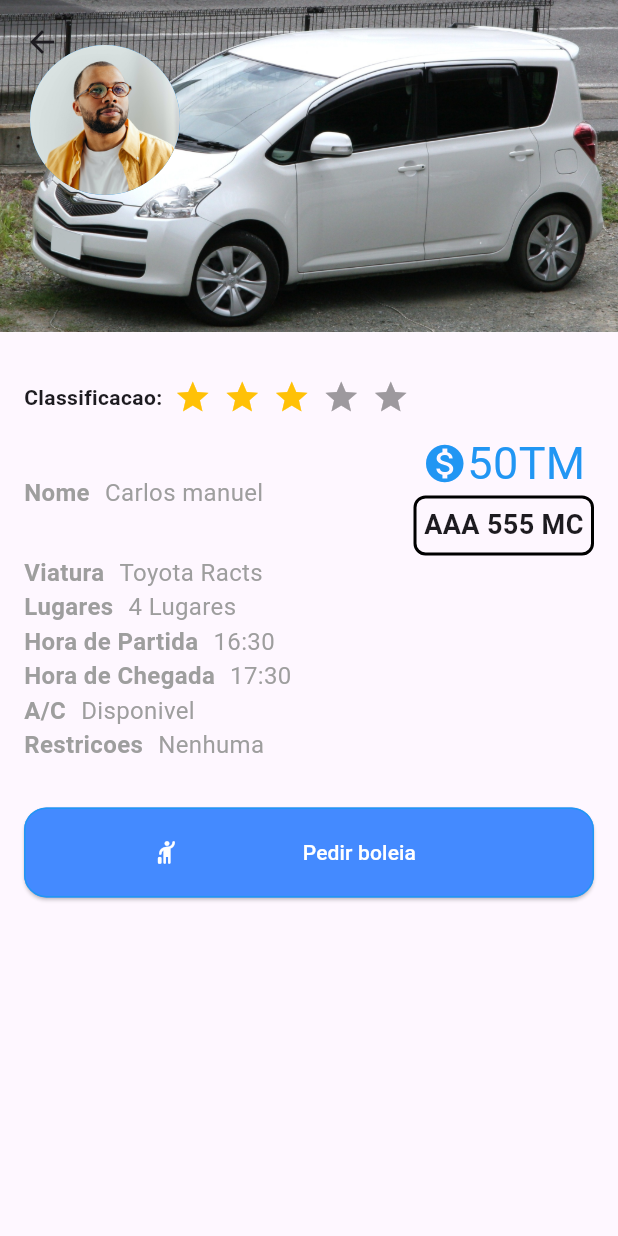
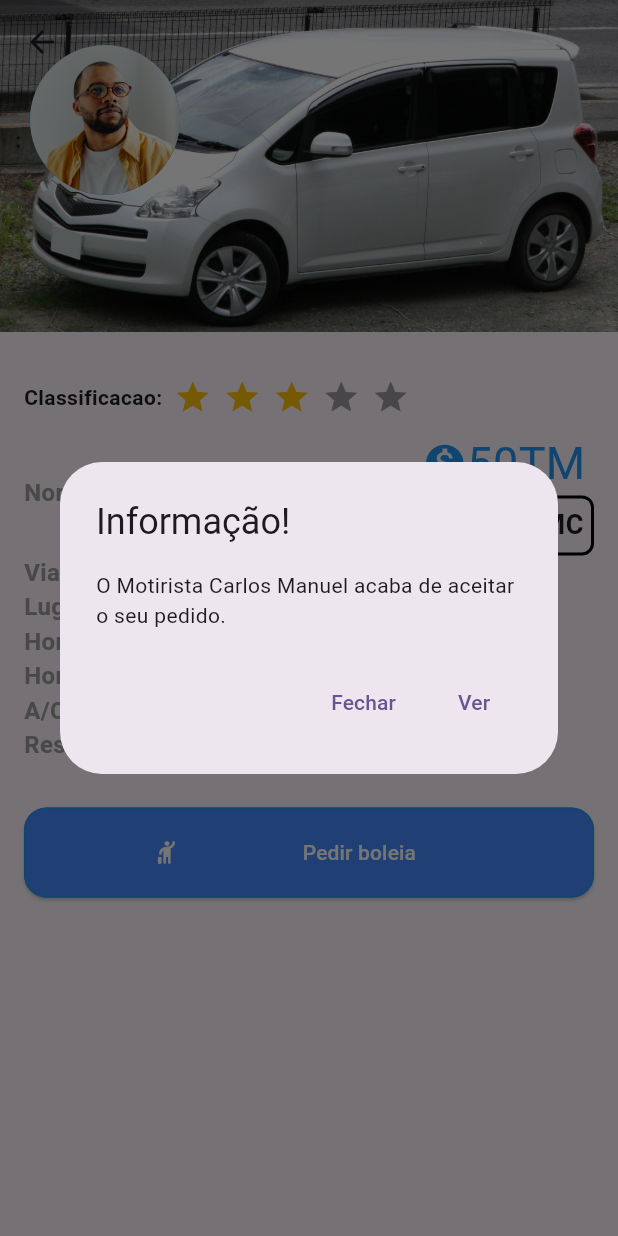
Before and after one commit to NelsonChad/boleia, a Flutter app: the DriverProfile screen opened directly, after a tap on "Pedir boleia", on a phone screen of 412 x 824 dp. Run offline on Flutter 3.47's test engine with Material 3 defaults, Android fonts, the phone set to English and light mode, and no system bars; drawn by our look-alikes of flutter_rating_bar; our stand-ins replace dropdown_button2.

Commit message:
add Travel view

```diff
--- a/lib/main.dart
+++ b/lib/main.dart
@@ -1,4 +1,5 @@
 import 'package:boleia_app/ui/views/login/login_view.dart';
+import 'package:boleia_app/ui/views/passagers/travel/travel.dart';
 import 'package:flutter/material.dart';
 
 void main() {
--- a/lib/ui/views/passagers/driver_profile/driver_profile.dart
+++ b/lib/ui/views/passagers/driver_profile/driver_profile.dart
@@ -1,5 +1,7 @@
+import 'package:boleia_app/ui/views/halpers/functions.dart';
 import 'package:boleia_app/ui/views/passagers/driver_profile/car_registration.dart';
 import 'package:boleia_app/ui/views/passagers/driver_profile/text_item.dart';
+import 'package:boleia_app/ui/views/passagers/travel/travel.dart';
 import 'package:boleia_app/ui/widgets/button.dart';
 import 'package:flutter/material.dart';
 import 'package:flutter_rating_bar/flutter_rating_bar.dart';
@@ -112,6 +114,7 @@ class _DriverProfileState extends State<DriverProfile> {
                   width: double.infinity,
                   onPressed: () {
                     //navegateReplaceTo(context, const DriversList());
+                    showAlertDialog(context);
                   },
                 ),
               ],
@@ -121,4 +124,39 @@ class _DriverProfileState extends State<DriverProfile> {
       ),
     );
   }
+
+  showAlertDialog(BuildContext context) {
+    // set up the buttons
+    Widget cancelButton = TextButton(
+      child: const Text("Fechar"),
+      onPressed: () {
+        Navigator.of(context).pop();
+      },
+    );
+    Widget continueButton = TextButton(
+      child: const Text("Ver"),
+      onPressed: () {
+        Navigator.of(context).pop();
+        navegateTo(context, const TravelView());
+      },
+    );
+
+    // set up the AlertDialog
+    AlertDialog alert = AlertDialog(
+      title: const Text("Informação!"),
+      content: Text("O Motirista Carlos Manuel acaba de aceitar o seu pedido."),
+      actions: [
+        cancelButton,
+        continueButton,
+      ],
+    );
+
+    // show the dialog
+    showDialog(
+      context: context,
+      builder: (BuildContext context) {
+        return alert;
+      },
+    );
+  }
 }
--- /dev/null
+++ b/lib/ui/views/passagers/travel/text_item.dart
@@ -0,0 +1,27 @@
+import 'package:flutter/material.dart';
+
+class TextItem extends StatelessWidget {
+  final String label;
+  final String value;
+  const TextItem({super.key, required this.label, required this.value});
+
+  @override
+  Widget build(BuildContext context) {
+    return Row(
+      children: [
+        Text(
+          label,
+          style: const TextStyle(fontSize: 16, fontWeight: FontWeight.bold),
+        ),
+        const SizedBox(width: 10),
+        Text(
+          value,
+          style: const TextStyle(
+            color: Colors.grey,
+            fontSize: 16,
+          ),
+        )
+      ],
+    );
+  }
+}
```
Also changed, not shown: lib/ui/views/halpers/functions.dart (+12 -0 lines), lib/ui/views/passagers/travel/travel.dart (added, +106 -0 lines).
